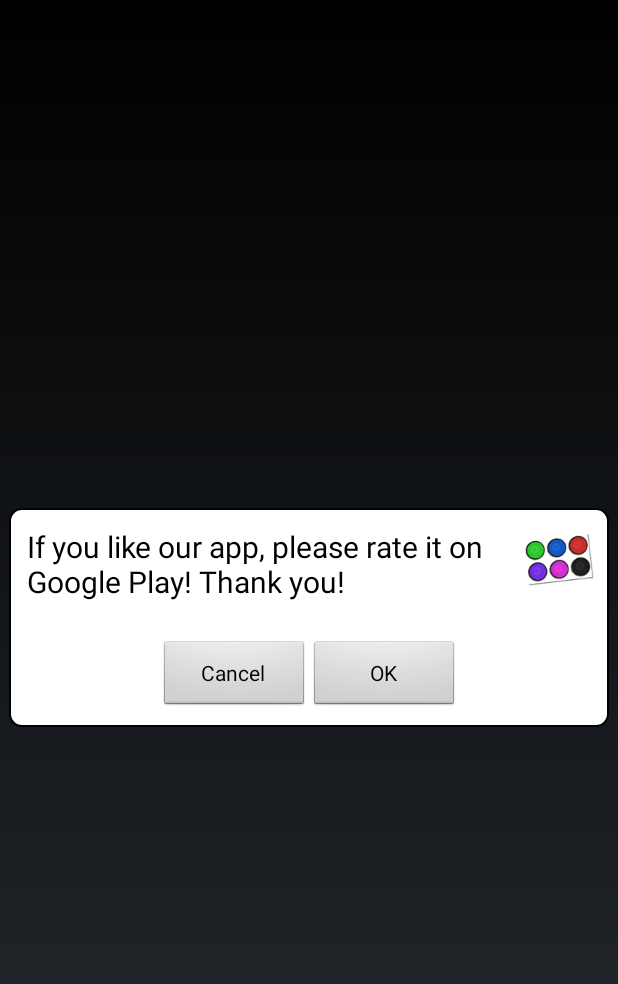
After one commit to Ludetis/android-paintbox, an Android app: the layout dlg_please_rate.xml on its own in the app's theme, with its tools: preview values and no code run, on a phone screen of 412 x 824 dp. The commit adds this screen. Shown: the top 984 px of the screen. Run offline under Robolectric (Android 15) with nearby library versions, the phone set to English and light mode, and no system bars.

Commit message:
show a please rate dialog

```diff
--- a/app/build.gradle
+++ b/app/build.gradle
@@ -8,8 +8,8 @@ android {
         applicationId "de.ludetis.android.malkasten"
         minSdkVersion 14
         targetSdkVersion 22
-        versionCode 155
-        versionName "1.5.5"
+        versionCode 156
+        versionName "1.5.6"
     }
     signingConfigs {
         releaseConfig {
--- /dev/null
+++ b/app/src/main/res/layout/dlg_please_rate.xml
@@ -0,0 +1,53 @@
+<?xml version="1.0" encoding="utf-8"?>
+<FrameLayout xmlns:android="http://schemas.android.com/apk/res/android"
+             android:layout_width="match_parent"
+             android:layout_height="match_parent"
+    android:padding="5dp">
+<LinearLayout
+    android:layout_width="400dp"
+    android:layout_height="wrap_content"
+    android:background="@drawable/dlg_bg"
+    android:orientation="vertical"
+    android:layout_gravity="center"
+    android:padding="10dp">
+    <LinearLayout
+        android:layout_width="match_parent"
+        android:layout_height="wrap_content"
+        android:layout_gravity="center_horizontal">
+    <TextView
+        android:layout_width="0dp"
+        android:layout_height="wrap_content"
+        android:text="@string/please_rate"
+        android:textColor="@color/black"
+        android:textSize="20sp"
+        android:padding="2dp" android:layout_weight="1"/>
+        <ImageView
+            android:layout_width="wrap_content"
+            android:layout_height="wrap_content"
+            android:layout_gravity="top"
+            android:src="@drawable/ic_launcher"/>
+    </LinearLayout>
+    <TextView
+        android:layout_width="wrap_content"
+        android:layout_height="wrap_content"
+        android:id="@+id/info"
+        android:textColor="@color/black"
+        android:padding="2dp"/>
+    <LinearLayout
+        android:layout_width="wrap_content"
+        android:layout_height="wrap_content"
+        android:layout_gravity="center_horizontal">
+        <Button
+            android:layout_width="100dp"
+            android:layout_height="wrap_content"
+            android:id="@+id/cancel"
+            android:text="@android:string/cancel"/>
+    <Button
+        android:layout_width="100dp"
+        android:layout_height="wrap_content"
+        android:id="@+id/start"
+        android:text="@android:string/ok"/>
+    </LinearLayout>
+
+</LinearLayout>
+</FrameLayout>
--- a/app/src/main/res/values/strings.xml
+++ b/app/src/main/res/values/strings.xml
@@ -5,6 +5,7 @@
     <string name="send_to">send to...</string>
     <string name="hold_to_share">hold to share</string>
     <string formatted="false" name="info">&lt;b>LUDETIS PaintBox for kids&lt;/b> is completely free and ad-free and provided just for fun. Your parents might want to have a look at our games.  NOTE: As simple protection, the share button only works if held, not just touched.</string>
+    <string name="please_rate">If you like our app, please rate it on Google Play! Thank you!</string>
 
 
 </resources>
```
Also changed, not shown: app/src/main/java/de/ludetis/android/malkasten/MalkastenActivity.java (+46 -11 lines), 2 other files.
